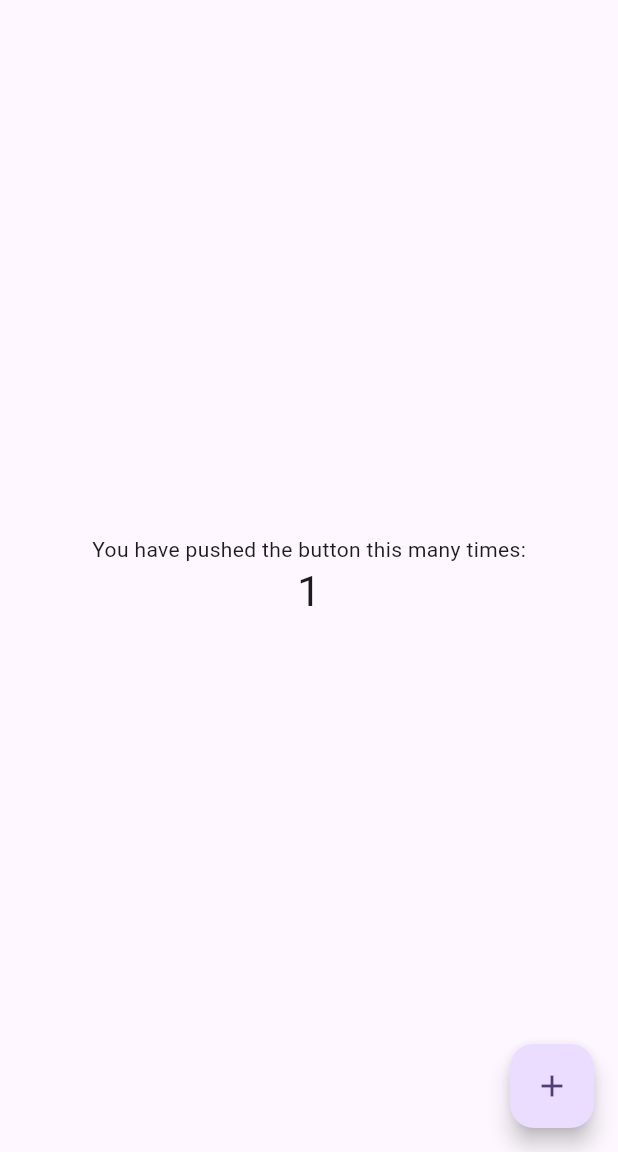
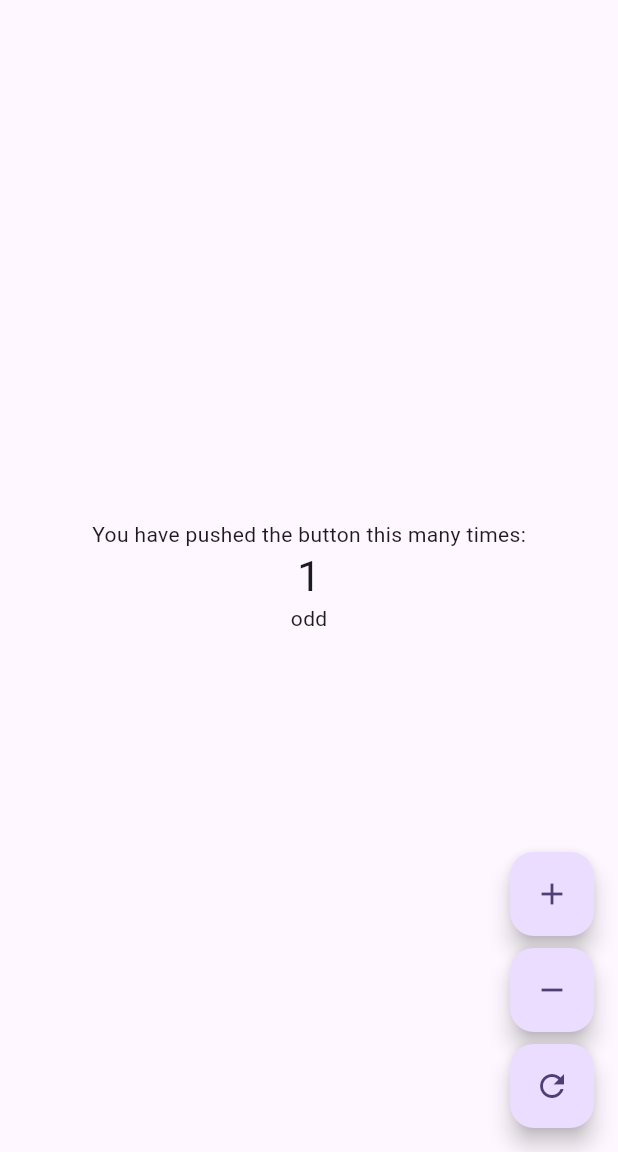
Before and after one commit to yuuya-1205/flutter-test-app, a Flutter app: the screen it shows after launch, after a tap on the "add" icon, on a phone screen of 412 x 824 dp, the part 84-1236 px from its top. Run offline on Flutter 3.47's test engine with Material 3 defaults, Android fonts, the phone set to English and light mode, and no system bars; our stand-ins replace bloc, equatable, flutter_bloc.

Commit message:
Refactor counter app to BLoC + Clean Architecture with Facade
- Add bloc, flutter_bloc, equatable deps (bloc_test, mocktail for tests)
- Domain: Counter entity (Equatable), CounterRepository, increment/decrement/reset usecases
- Data: InMemoryCounterRepository implementation
- Presentation: CounterBloc (helper functions inside), Event/State (Equatable),
  CounterFacade as simplified UI entry point, CounterPage via BlocBuilder
- Wire DI in main.dart with BlocProvider
- Tests: bloc_test-based CounterBloc tests, repository test, widget test

Co-Authored-By: Claude Opus 4.8 <noreply@anthropic.com>
Claude-Session: https://claude.ai/code/session_01S55kLq5uhkUu2fVeMZeu3V

```diff
--- /dev/null
+++ b/lib/features/counter/data/repositories/in_memory_counter_repository.dart
@@ -0,0 +1,18 @@
+import '../../domain/entities/counter.dart';
+import '../../domain/repositories/counter_repository.dart';
+
+/// メモリ上にカウンターを保持するリポジトリ実装。
+///
+/// アプリの実行中のみ値を保持する。DB や API へ差し替える場合も、
+/// この [CounterRepository] 実装だけを置き換えれば済む（依存方向はドメインへ向く）。
+class InMemoryCounterRepository implements CounterRepository {
+  Counter _counter = const Counter.initial();
+
+  @override
+  Counter getCounter() => _counter;
+
+  @override
+  void saveCounter(Counter counter) {
+    _counter = counter;
+  }
+}
--- /dev/null
+++ b/lib/features/counter/domain/entities/counter.dart
@@ -0,0 +1,16 @@
+import 'package:equatable/equatable.dart';
+
+/// ドメインのエンティティ。カウンターの「値」そのものを表す。
+///
+/// Equatable を継承しているため、値が等しければ同一オブジェクトとして扱われる。
+class Counter extends Equatable {
+  const Counter({required this.value});
+
+  /// 初期状態（0）のカウンター。
+  const Counter.initial() : value = 0;
+
+  final int value;
+
+  @override
+  List<Object?> get props => [value];
+}
--- /dev/null
+++ b/lib/features/counter/domain/repositories/counter_repository.dart
@@ -0,0 +1,13 @@
+import '../entities/counter.dart';
+
+/// カウンターの永続化（保持）を抽象化したリポジトリ。
+///
+/// ドメイン層はこのインターフェースにのみ依存し、具体的な保存先
+/// （メモリ・DB・API 等）はデータ層の実装に委譲する。
+abstract class CounterRepository {
+  /// 現在のカウンターを取得する。
+  Counter getCounter();
+
+  /// カウンターを保存する。
+  void saveCounter(Counter counter);
+}
--- /dev/null
+++ b/lib/features/counter/domain/usecases/decrement_counter.dart
@@ -0,0 +1,17 @@
+import '../entities/counter.dart';
+import '../repositories/counter_repository.dart';
+
+/// カウンターを減算するユースケース。
+class DecrementCounter {
+  const DecrementCounter(this._repository);
+
+  final CounterRepository _repository;
+
+  /// [step] だけ減算し、更新後のカウンターを返す。
+  Counter call({int step = 1}) {
+    final current = _repository.getCounter();
+    final updated = Counter(value: current.value - step);
+    _repository.saveCounter(updated);
+    return updated;
+  }
+}
--- /dev/null
+++ b/lib/features/counter/domain/usecases/increment_counter.dart
@@ -0,0 +1,17 @@
+import '../entities/counter.dart';
+import '../repositories/counter_repository.dart';
+
+/// カウンターを加算するユースケース。
+class IncrementCounter {
+  const IncrementCounter(this._repository);
+
+  final CounterRepository _repository;
+
+  /// [step] だけ加算し、更新後のカウンターを返す。
+  Counter call({int step = 1}) {
+    final current = _repository.getCounter();
+    final updated = Counter(value: current.value + step);
+    _repository.saveCounter(updated);
+    return updated;
+  }
+}
--- /dev/null
+++ b/lib/features/counter/domain/usecases/reset_counter.dart
@@ -0,0 +1,16 @@
+import '../entities/counter.dart';
+import '../repositories/counter_repository.dart';
+
+/// カウンターを初期値（0）に戻すユースケース。
+class ResetCounter {
+  const ResetCounter(this._repository);
+
+  final CounterRepository _repository;
+
+  /// 初期状態に戻し、そのカウンターを返す。
+  Counter call() {
+    const reset = Counter.initial();
+    _repository.saveCounter(reset);
+    return reset;
+  }
+}
--- /dev/null
+++ b/lib/features/counter/presentation/bloc/counter_bloc.dart
@@ -0,0 +1,64 @@
+import 'package:bloc/bloc.dart';
+import 'package:equatable/equatable.dart';
+
+import '../../domain/entities/counter.dart';
+import '../../domain/usecases/decrement_counter.dart';
+import '../../domain/usecases/increment_counter.dart';
+import '../../domain/usecases/reset_counter.dart';
+
+part 'counter_event.dart';
+part 'counter_state.dart';
+
+/// カウンターの状態管理を担う Bloc。
+///
+/// 加算・減算・リセットの各ユースケース（ドメイン層）を呼び出し、
+/// その結果を画面用の [CounterState] に変換する。状態の組み立てや
+/// 偶奇判定といった「ヘルパー関数」はこの Bloc 内に閉じ込めている。
+class CounterBloc extends Bloc<CounterEvent, CounterState> {
+  CounterBloc({
+    required IncrementCounter incrementCounter,
+    required DecrementCounter decrementCounter,
+    required ResetCounter resetCounter,
+  }) : _incrementCounter = incrementCounter,
+       _decrementCounter = decrementCounter,
+       _resetCounter = resetCounter,
+       super(const CounterState.initial()) {
+    on<CounterIncremented>(_onIncremented);
+    on<CounterDecremented>(_onDecremented);
+    on<CounterReset>(_onReset);
+  }
+
+  final IncrementCounter _incrementCounter;
+  final DecrementCounter _decrementCounter;
+  final ResetCounter _resetCounter;
+
+  void _onIncremented(CounterIncremented event, Emitter<CounterState> emit) {
+    final counter = _incrementCounter(step: event.step);
+    emit(_stateFrom(counter));
+  }
+
+  void _onDecremented(CounterDecremented event, Emitter<CounterState> emit) {
+    final counter = _decrementCounter(step: event.step);
+    emit(_stateFrom(counter));
+  }
+
+  void _onReset(CounterReset event, Emitter<CounterState> emit) {
+    final counter = _resetCounter();
+    emit(_stateFrom(counter));
+  }
+
+  // ---- ヘルパー関数（Bloc 内に実装） ----
+
+  /// ドメインの [Counter] から画面用の [CounterState] を組み立てる。
+  CounterState _stateFrom(Counter counter) {
+    return CounterState(
+      count: counter.value,
+      parity: _parityOf(counter.value),
+    );
+  }
+
+  /// 値の偶奇を判定する。
+  CounterParity _parityOf(int value) {
+    return value.isEven ? CounterParity.even : CounterParity.odd;
+  }
+}
--- /dev/null
+++ b/lib/features/counter/presentation/bloc/counter_event.dart
@@ -0,0 +1,34 @@
+part of 'counter_bloc.dart';
+
+/// カウンターに対する操作を表すイベント。
+sealed class CounterEvent extends Equatable {
+  const CounterEvent();
+
+  @override
+  List<Object?> get props => [];
+}
+
+/// 加算イベント。
+class CounterIncremented extends CounterEvent {
+  const CounterIncremented({this.step = 1});
+
+  final int step;
+
+  @override
+  List<Object?> get props => [step];
+}
+
+/// 減算イベント。
+class CounterDecremented extends CounterEvent {
+  const CounterDecremented({this.step = 1});
+
+  final int step;
+
+  @override
+  List<Object?> get props => [step];
+}
+
+/// 初期値（0）へのリセットイベント。
+class CounterReset extends CounterEvent {
+  const CounterReset();
+}
--- /dev/null
+++ b/lib/features/counter/presentation/bloc/counter_state.dart
@@ -0,0 +1,29 @@
+part of 'counter_bloc.dart';
+
+/// カウンターの偶奇。表示やロジック分岐のための派生情報。
+enum CounterParity { even, odd }
+
+/// 画面が必要とするカウンターの状態。
+///
+/// [count] は表示する値、[parity] は偶奇（Bloc 内のヘルパー関数で算出される派生値）。
+class CounterState extends Equatable {
+  const CounterState({required this.count, required this.parity});
+
+  /// 初期状態（0 / 偶数）。
+  const CounterState.initial() : count = 0, parity = CounterParity.even;
+
+  final int count;
+  final CounterParity parity;
+
+  bool get isEven => parity == CounterParity.even;
+
+  CounterState copyWith({int? count, CounterParity? parity}) {
+    return CounterState(
+      count: count ?? this.count,
+      parity: parity ?? this.parity,
+    );
+  }
+
+  @override
+  List<Object?> get props => [count, parity];
+}
--- /dev/null
+++ b/lib/features/counter/presentation/facade/counter_facade.dart
@@ -0,0 +1,33 @@
+import '../bloc/counter_bloc.dart';
+
+/// Facade（窓口）。
+///
+/// UI 層は Bloc のイベント（[CounterIncremented] 等）を直接知らず、この
+/// Facade の単純なメソッドだけを呼び出す。これにより「どんなイベントを
+/// add するか」という詳細を Facade の内側に隠蔽できる。
+class CounterFacade {
+  const CounterFacade(this._bloc);
+
+  final CounterBloc _bloc;
+
+  /// 現在の状態。
+  CounterState get state => _bloc.state;
+
+  /// 状態の変化ストリーム。
+  Stream<CounterState> get stateStream => _bloc.stream;
+
+  /// 加算する。
+  void increment({int step = 1}) {
+    _bloc.add(CounterIncremented(step: step));
+  }
+
+  /// 減算する。
+  void decrement({int step = 1}) {
+    _bloc.add(CounterDecremented(step: step));
+  }
+
+  /// 初期値に戻す。
+  void reset() {
+    _bloc.add(const CounterReset());
+  }
+}
--- /dev/null
+++ b/lib/features/counter/presentation/pages/counter_page.dart
@@ -0,0 +1,73 @@
+import 'package:flutter/material.dart';
+import 'package:flutter_bloc/flutter_bloc.dart';
+
+import '../bloc/counter_bloc.dart';
+import '../facade/counter_facade.dart';
+
+/// カウンター画面。
+///
+/// 状態の購読は [BlocBuilder] が、操作は [CounterFacade] が担当する。
+/// 画面は Bloc のイベントを直接知らない（Facade 越しに操作する）。
+class CounterPage extends StatelessWidget {
+  const CounterPage({super.key, required this.title});
+
+  final String title;
+
+  @override
+  Widget build(BuildContext context) {
+    final facade = CounterFacade(context.read<CounterBloc>());
+
+    return Scaffold(
+      appBar: AppBar(
+        backgroundColor: Theme.of(context).colorScheme.inversePrimary,
+        title: Text(title),
+      ),
+      body: Center(
+        child: BlocBuilder<CounterBloc, CounterState>(
+          builder: (context, state) {
+            return Column(
+              mainAxisAlignment: MainAxisAlignment.center,
+              children: <Widget>[
+                const Text('You have pushed the button this many times:'),
+                Text(
+                  '${state.count}',
+                  style: Theme.of(context).textTheme.headlineMedium,
+                ),
+                Text(
+                  state.isEven ? 'even' : 'odd',
+                  style: Theme.of(context).textTheme.bodyMedium,
+                ),
+              ],
+            );
+          },
+        ),
+      ),
+      floatingActionButton: Column(
+        mainAxisAlignment: MainAxisAlignment.end,
+        crossAxisAlignment: CrossAxisAlignment.end,
+        children: <Widget>[
+          FloatingActionButton(
+            heroTag: 'increment',
+            onPressed: facade.increment,
+            tooltip: 'Increment',
+            child: const Icon(Icons.add),
+          ),
+          const SizedBox(height: 8),
+          FloatingActionButton(
+            heroTag: 'decrement',
+            onPressed: facade.decrement,
+            tooltip: 'Decrement',
+            child: const Icon(Icons.remove),
+          ),
+          const SizedBox(height: 8),
+          FloatingActionButton(
+            heroTag: 'reset',
+            onPressed: facade.reset,
+            tooltip: 'Reset',
+            child: const Icon(Icons.refresh),
+          ),
+        ],
+      ),
+    );
+  }
+}
--- a/lib/main.dart
+++ b/lib/main.dart
@@ -1,4 +1,13 @@
 import 'package:flutter/material.dart';
+import 'package:flutter_bloc/flutter_bloc.dart';
+
+import 'features/counter/data/repositories/in_memory_counter_repository.dart';
+import 'features/counter/domain/repositories/counter_repository.dart';
+import 'features/counter/domain/usecases/decrement_counter.dart';
+import 'features/counter/domain/usecases/increment_counter.dart';
+import 'features/counter/domain/usecases/reset_counter.dart';
+import 'features/counter/presentation/bloc/counter_bloc.dart';
+import 'features/counter/presentation/pages/counter_page.dart';
 
 void main() {
   runApp(const MyApp());
@@ -7,116 +16,24 @@ void main() {
 class MyApp extends StatelessWidget {
   const MyApp({super.key});
 
-  // This widget is the root of your application.
   @override
   Widget build(BuildContext context) {
+    // データ層の実装を組み立てる（依存性の注入はここに集約する）。
+    final CounterRepository repository = InMemoryCounterRepository();
+
     return MaterialApp(
       title: 'Flutter Demo',
       theme: ThemeData(
-        // This is the theme of your application.
-        //
-        // TRY THIS: Try running your application with "flutter run". You'll see
-        // the application has a purple toolbar. Then, without quitting the app,
-        // try changing the seedColor in the colorScheme below to Colors.green
-        // and then invoke "hot reload" (save your changes or press the "hot
-        // reload" button in a Flutter-supported IDE, or press "r" if you used
-        // the command line to start the app).
-        //
-        // Notice that the counter didn't reset back to zero; the application
-        // state is not lost during the reload. To reset the state, use hot
-        // restart instead.
-        //
-        // This works for code too, not just values: Most code changes can be
-        // tested with just a hot reload.
         colorScheme: ColorScheme.fromSeed(seedColor: Colors.deepPurple),
       ),
-      home: const MyHomePage(title: 'Flutter Demo Home Page'),
+      home: BlocProvider(
+        create: (_) => CounterBloc(
+          incrementCounter: IncrementCounter(repository),
+          decrementCounter: DecrementCounter(repository),
+          resetCounter: ResetCounter(repository),
+        ),
+        child: const CounterPage(title: 'Flutter Demo Home Page'),
+      ),
     );
   }
 }
-
-class MyHomePage extends StatefulWidget {
-  const MyHomePage({super.key, required this.title});
-
-  // This widget is the home page of your application. It is stateful, meaning
-  // that it has a State object (defined below) that contains fields that affect
-  // how it looks.
-
-  // This class is the configuration for the state. It holds the values (in this
-  // case the title) provided by the parent (in this case the App widget) and
-  // used by the build method of the State. Fields in a Widget subclass are
-  // always marked "final".
-
-  final String title;
-
-  @override
-  State<MyHomePage> createState() => _MyHomePageState();
-}
-
-class _MyHomePageState extends State<MyHomePage> {
-  int _counter = 0;
-
-  void _incrementCounter() {
-    setState(() {
-      // This call to setState tells the Flutter framework that something has
-      // changed in this State, which causes it to rerun the build method below
-      // so that the display can reflect the updated values. If we changed
-      // _counter without calling setState(), then the build method would not be
-      // called again, and so nothing would appear to happen.
-      _counter++;
-    });
-  }
-
-  @override
-  Widget build(BuildContext context) {
-    // This method is rerun every time setState is called, for instance as done
-    // by the _incrementCounter method above.
-    //
-    // The Flutter framework has been optimized to make rerunning build methods
-    // fast, so that you can just rebuild anything that needs updating rather
-    // than having to individually change instances of widgets.
-    return Scaffold(
-      appBar: AppBar(
-        // TRY THIS: Try changing the color here to a specific color (to
-        // Colors.amber, perhaps?) and trigger a hot reload to see the AppBar
-        // change color while the other colors stay the same.
-        backgroundColor: Theme.of(context).colorScheme.inversePrimary,
-        // Here we take the value from the MyHomePage object that was created by
-        // the App.build method, and use it to set our appbar title.
-        title: Text(widget.title),
-      ),
-      body: Center(
-        // Center is a layout widget. It takes a single child and positions it
-        // in the middle of the parent.
-        child: Column(
-          // Column is also a layout widget. It takes a list of children and
-          // arranges them vertically. By default, it sizes itself to fit its
-          // children horizontally, and tries to be as tall as its parent.
-          //
-          // Column has various properties to control how it sizes itself and
-          // how it positions its children. Here we use mainAxisAlignment to
-          // center the children vertically; the main axis here is the vertical
-          // axis because Columns are vertical (the cross axis would be
-          // horizontal).
-          //
-          // TRY THIS: Invoke "debug painting" (choose the "Toggle Debug Paint"
-          // action in the IDE, or press "p" in the console), to see the
-          // wireframe for each widget.
-          mainAxisAlignment: MainAxisAlignment.center,
-          children: <Widget>[
-            const Text('You have pushed the button this many times:'),
-            Text(
-              '$_counter',
-              style: Theme.of(context).textTheme.headlineMedium,
-            ),
-          ],
-        ),
-      ),
-      floatingActionButton: FloatingActionButton(
-        onPressed: _incrementCounter,
-        tooltip: 'Increment',
-        child: const Icon(Icons.add),
-      ), // This trailing comma makes auto-formatting nicer for build methods.
-    );
-  }
-}
```
Also changed, not shown: pubspec.yaml (+9 -0 lines), 4 other files.
